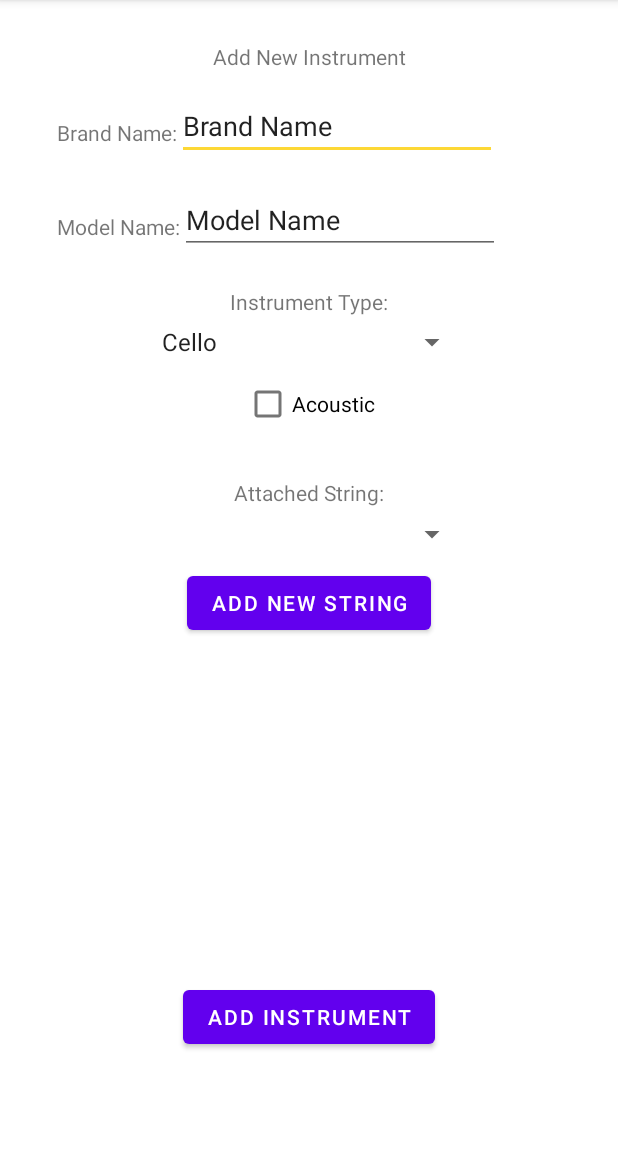
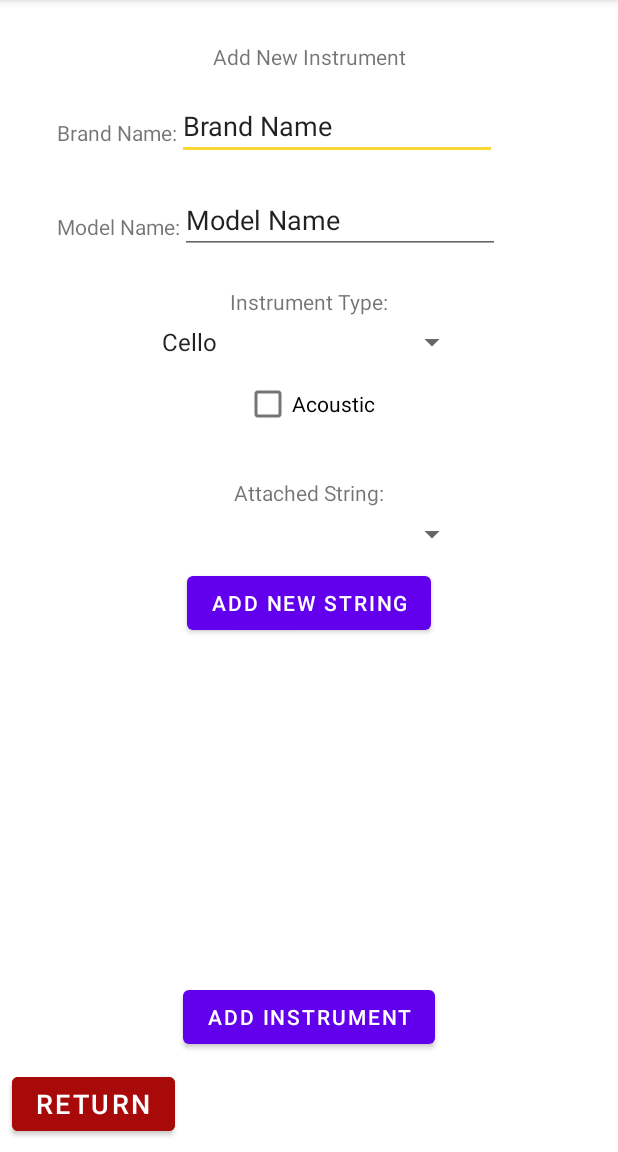
Before and after one commit to ShantingLiu/StringTracker, an Android app: the AddNewInstrument screen opened directly, with no data from a screen before it, on a phone screen of 412 x 824 dp, the part 84-1236 px from its top. Run offline under Robolectric (Android 15) with nearby library versions, the phone set to English and light mode, and no system bars.

Commit message:
Added return button on AddNewInstrument.java

```diff
--- a/app/src/main/res/layout/activity_add_new_instrument.xml
+++ b/app/src/main/res/layout/activity_add_new_instrument.xml
@@ -5,6 +5,19 @@
     android:layout_width="match_parent"
     android:layout_height="match_parent"
     tools:context=".AddNewInstrument">
+
+    <Button
+        android:id="@+id/buttonReturnAddNewInstr"
+        android:layout_width="wrap_content"
+        android:layout_height="wrap_content"
+        android:layout_marginStart="8dp"
+        android:layout_marginBottom="8dp"
+        android:backgroundTint="#A80A0A"
+        android:backgroundTintMode="add"
+        android:text="Return"
+        android:textSize="18sp"
+        app:layout_constraintBottom_toBottomOf="parent"
+        app:layout_constraintStart_toStartOf="parent" />
 
     <TextView
         android:id="@+id/addNewStrHeader"
```
Also changed, not shown: app/src/main/java/com/example/stringtracker/AddNewInstrument.java (+16 -0 lines).
